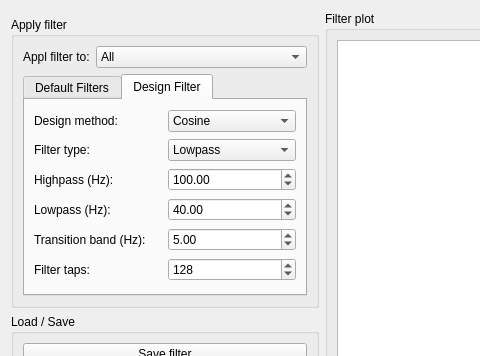
Qt form MNE/disp/filterwindowwidget.ui (mne-tools/mne-cpp) before a commit; both pictures show x 0 to 480 and y 0 to 356 of the 924 by 466 pixel window.
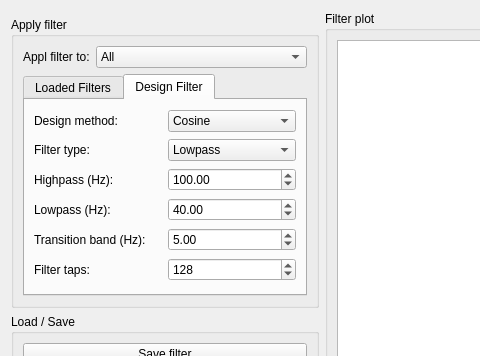
The same form after that commit. The open tabs and pages were chosen to show the change.

Commit message: - change filter window tab text - add deleting of selection groups

```diff
--- a/MNE/disp/filterwindowwidget.ui
+++ b/MNE/disp/filterwindowwidget.ui
@@ -100,7 +100,7 @@
           </property>
           <widget class="QWidget" name="List">
            <attribute name="title">
-            <string>Default Filters</string>
+            <string>Loaded Filters</string>
            </attribute>
            <layout class="QFormLayout" name="formLayout_2">
             <item row="0" column="0">
```
Left out of the diff: 2 changed lines with no effect on the pictures. The commit also changes 3 other files.
